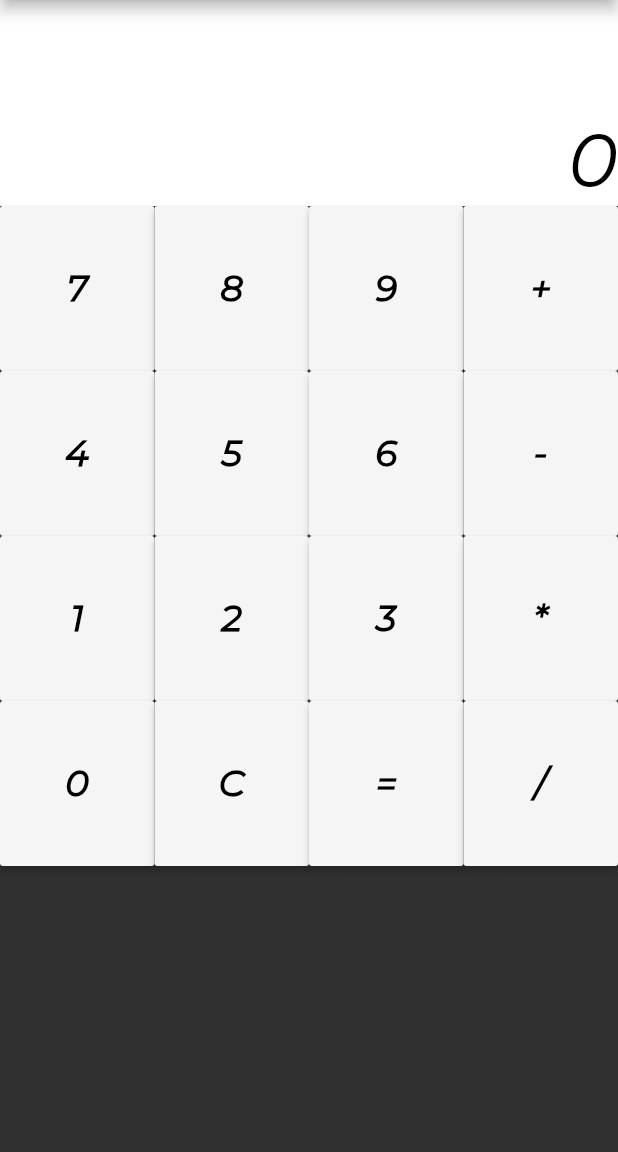
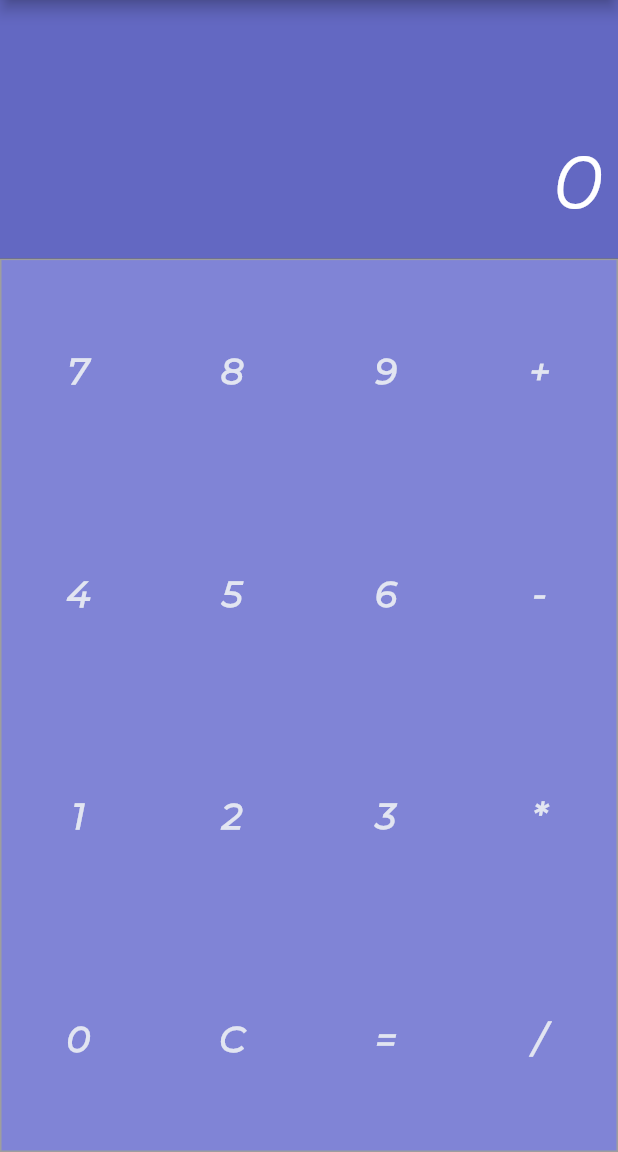
Before and after one commit to Bigghead/Dart_Flutter_Projects, a Flutter app: the screen it shows after launch, on a phone screen of 412 x 824 dp, the part 84-1236 px from its top. Run offline on Flutter 3.47's test engine with Material 2 defaults, Android fonts, the phone set to English and light mode, and no system bars.

Commit message:
forgot to commit styling :)....

```diff
--- a/project_1_calculator/lib/button-row.dart
+++ b/project_1_calculator/lib/button-row.dart
@@ -17,9 +17,8 @@ class ButtonRow extends StatelessWidget {
               child: MaterialButton(
                     height: 110.0,
                     child: Text(button.toString(),
-                    style: TextStyle(fontWeight: FontWeight.bold, fontSize: 24.0)),
-                    textColor: Colors.black,
-                    color: Colors.grey[100],
+                    style: TextStyle(fontWeight: FontWeight.bold, fontSize: 24.0,),),
+                    textColor: Color(int.parse('#E2E5F1'.substring(1, 7), radix: 16) + 0xFF000000),
                     onPressed: (){
                       printValue(button);
                     },
--- a/project_1_calculator/lib/homepage.dart
+++ b/project_1_calculator/lib/homepage.dart
@@ -41,29 +41,34 @@ class _HomePageState extends State<HomePage> {
         body: Column(
           children: <Widget>[
             Container(
-              constraints: BoxConstraints.expand(
-                height: Theme.of(context).textTheme.display1.fontSize * 1.1 + 100.0,
+              padding: EdgeInsets.only(bottom: 20.0, right: 10.0),
+              height: Theme.of(context).textTheme.display1.fontSize * 1.1 + 135.0,
+              decoration: BoxDecoration(
+                color: Color(int.parse('#6368C2'.substring(1, 7), radix: 16) + 0xFF000000)
               ),
               alignment: Alignment.bottomRight,
-              color: Colors.white,
               child: Text(
                 _currentVal,
                 style: TextStyle(
                   fontSize: 50.0,
-                  color: Colors.black
+                  color: Colors.white
                 ),
                 textAlign: TextAlign.right,
               ),
             ),
 
-            Column(
-              children: _buttons.map( ( button ) {
-                return ButtonRow(button, printValue);
-              } ).toList(),
-            ),
-
-            BottomAppBar(
-              child: Text(''),
+            Expanded(
+              child: Container(
+                decoration: BoxDecoration(
+                  border: Border.all(color: Colors.grey),
+                  color: Color(int.parse('#8084d6'.substring(1, 7), radix: 16) + 0xFF000000)
+                ),
+                child: Column(
+                  children: _buttons.map( ( button ) {
+                      return Expanded( child: ButtonRow(button, printValue) );
+                    } ).toList(),
+                ),
+              )
             )
           ],
         )
```
